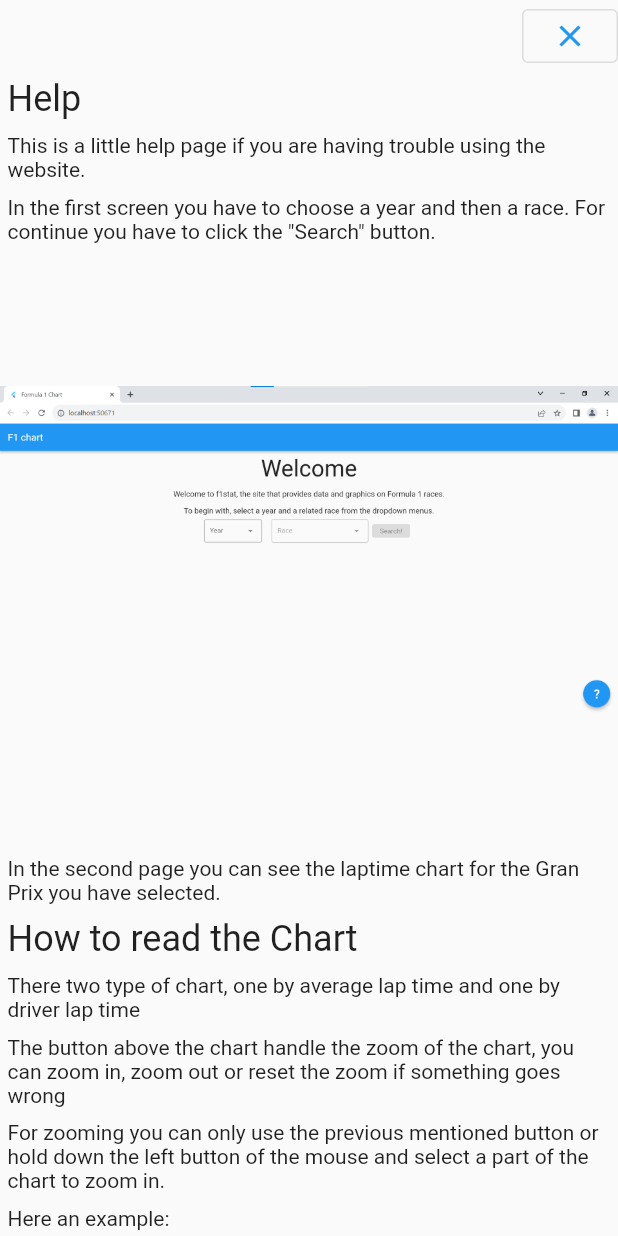
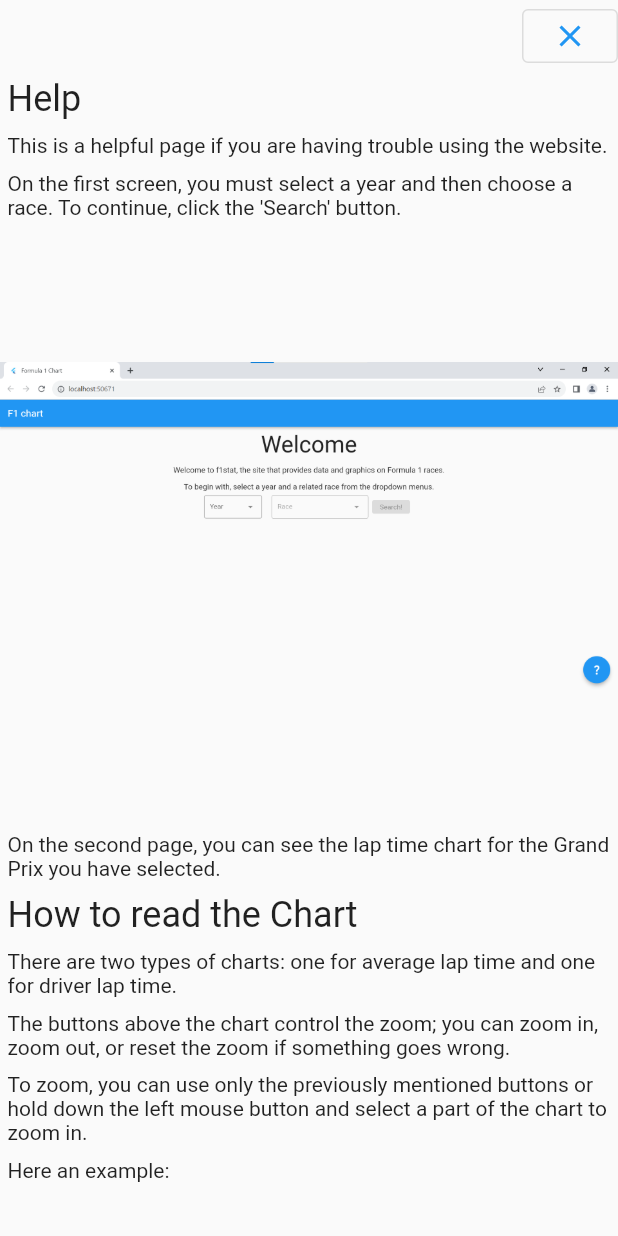
Before and after one commit to luca-bertero/formulacharts, a Flutter app: the TutorialScreen widget shown alone on an empty page, opened directly, on a phone screen of 412 x 824 dp. Run offline on Flutter 3.47's test engine with Material 3 defaults, Android fonts, the phone set to English and light mode, and no system bars; our stand-ins replace dio, flutter_riverpod, go_router, google_fonts, syncfusion_flutter_charts; missing offline and left inert: anchor_scroll_controller, injector.

Commit message:
fix text

```diff
--- a/lib/Router/Router.dart
+++ b/lib/Router/Router.dart
@@ -31,14 +31,14 @@ class Router{
                     ),
                     Padding(
                       padding: const EdgeInsets.all(8.0),
-                      child: Text("Welcome to f1stat, the site that provides data and graphics on Formula 1 races.",
+                      child: Text("Welcome to Formula Charts, the site that offers detailed data and graphics on Formula 1 races.",
                       style: GoogleFonts.roboto(
                         fontSize: 16 ),
                       ),
                     ),
                     Padding(
                       padding: const EdgeInsets.all(8.0),
-                      child: Text("To begin with, select a year and a related race from the dropdown menus.",
+                      child: Text("To get started, please select a year and a related race from the dropdown menus.",
                       style: GoogleFonts.roboto(
                         fontSize: 16 ),
                       ),
--- a/lib/View/Component/tutorial_screen.dart
+++ b/lib/View/Component/tutorial_screen.dart
@@ -23,23 +23,23 @@ class TutorialScreen extends StatelessWidget{
               fontSize: 24
             ),
           ),
-          const TextFormat("This is a little help page if you are having trouble using the website."),
-          const TextFormat("In the first screen you have to choose a year and then a race. For continue you have to click the \"Search\" button."),
+          const TextFormat("This is a helpful page if you are having trouble using the website."),
+          const TextFormat("On the first screen, you must select a year and then choose a race. To continue, click the 'Search' button."),
           const Image(
             alignment: Alignment.centerLeft,
             image: AssetImage("assets/images/homepage.png"),
             height: 400,
             width: 1000
             ),
-         const TextFormat("In the second page you can see the laptime chart for the Gran Prix you have selected."),
+         const TextFormat("On the second page, you can see the lap time chart for the Grand Prix you have selected."),
           TextFormat("How to read the Chart",
           style: GoogleFonts.roboto(
               fontSize: 24
             ),
           ),
-          const TextFormat("There two type of chart, one by average lap time and one by driver lap time"),
-          const TextFormat("The button above the chart handle the zoom of the chart, you can zoom in, zoom out or reset the zoom if something goes wrong"),
-          const TextFormat("For zooming you can only use the previous mentioned button or hold down the left button of the mouse and select a part of the chart to zoom in."),
+          const TextFormat("There are two types of charts: one for average lap time and one for driver lap time."),
+          const TextFormat("The buttons above the chart control the zoom; you can zoom in, zoom out, or reset the zoom if something goes wrong."),
+          const TextFormat("To zoom, you can use only the previously mentioned buttons or hold down the left mouse button and select a part of the chart to zoom in."),
           const TextFormat("Here an example:"),
 
           const Image(
@@ -55,11 +55,11 @@ class TutorialScreen extends StatelessWidget{
             ),
           ),
 
-          const TextFormat("This chart take as a reference a average lap time that can be adjusted with the blue slider on top of the chart."),
-          const TextFormat("Ex. If the average laptime is set to 1:30.000, the driver who made a 1:30.000 as a average laptime during the race, his chart line will stick near the 0 of the y axis"),
-          const TextFormat("If he will do some laptime slower than the average laptime, the chart line will go down, in the minus value of the y axis."),
-          const TextFormat("The opposite will happen if he will be quicker."),
-          const TextFormat("If you are interested in only some specific driver, you can deselect the one you are not interest in clicking on his name in the legend tab"),
+          const TextFormat("This chart uses an average lap time as a reference, which can be adjusted using the blue slider at the top of the chart."),
+          const TextFormat("For example, if the average lap time is set to 1:30.000, the driver whose average lap time during the race matches this will have his chart line hover near the 0 on the y-axis"),
+          const TextFormat(" If he records lap times slower than the average, the chart line will dip into negative values on the y-axis"),
+          const TextFormat("Conversely, if he is quicker, the line will rise above 0"),
+          const TextFormat(" If you are interested in only specific drivers, you can deselect the ones you are not interested in by clicking on their names in the legend tab."),
 
           const Image(
             alignment: Alignment.centerLeft,
@@ -73,11 +73,11 @@ class TutorialScreen extends StatelessWidget{
             ),
           ),
 
-          const TextFormat("This chart take as a reference the lap time of a selected driver, the default one is the winner of the race."),
-          const TextFormat("The principle is the same as the average lap time chart, but this time the refence if the laptime of a specific driver."),
-          const TextFormat("Ex. If a driver is slower in the first part of the race, the line of the chart will go down, but if he can close the gap and go faster in the second part, the line chart will go up"),
-          const TextFormat("The line of the selected driver is always black and always correspond to the 0 value of the y axis"),
-          const TextFormat("If you are interested in only some specific driver, you can deselect the one you are not interest in clicking on his name in the legend tab"),
+          const TextFormat("This chart references the lap time of a selected driver, with the default being the race winner."),
+          const TextFormat("The principle is similar to the average lap time chart, but this time the reference is the lap time of a specific driver."),
+          const TextFormat("For example, if a driver is slower in the first part of the race, the chart line will go down, but if he can close the gap and speed up in the second part, the line will rise."),
+          const TextFormat("The line of the selected driver is always black and corresponds to the 0 value on the y-axis."),
+          const TextFormat("If you are interested in only specific drivers, you can deselect the ones you are not interested in by clicking on their names in the legend tab."),
 
           const Image(
             alignment: Alignment.centerLeft,
@@ -85,8 +85,8 @@ class TutorialScreen extends StatelessWidget{
             height: 400,
             width: 1000
           ),
-          const TextFormat("In the last part of the page there are two column"),
-          const TextFormat("One rappresent the race result based on the race selected, and the other one is the championship standing updated at the moment of conclusion of the race selected"),
+          const TextFormat("In the last part of the page, there are two columns."),
+          const TextFormat("One represents the race results based on the selected race, and the other displays the championship standings updated at the moment the selected race concluded."),
           const Image(
             alignment: Alignment.centerLeft,
             image: AssetImage("assets/images/result.png"),
--- a/lib/View/homepage.dart
+++ b/lib/View/homepage.dart
@@ -53,7 +53,7 @@ class _MyHomePageState extends ConsumerState<MyHomePage> {
           padding: const EdgeInsets.all(8.0),
           child: ElevatedButton(
             onPressed: buttonActive ? () => context.goNamed('chart', pathParameters: {'year': '$yearChoosed', 'raceNumber': '$raceNameChoosed'}) : null,
-            child: const Text("Search!"),
+            child: const Text("Search"),
           ),
         )
       ],
--- a/lib/View/laptime_chart.dart
+++ b/lib/View/laptime_chart.dart
@@ -35,7 +35,7 @@ bool _isMediumScreen(BuildContext context) {
 
     return Scaffold(
       appBar: AppBar(
-        title: const Text('F1 chart'),
+        title: const Text('Formula Charts'),
       ),
       body: _isMediumScreen(context)
         ? largeScreenWidget(roundName, tabBarTheme) : smallScreenWidget(roundName, tabBarTheme),
@@ -79,8 +79,7 @@ bool _isMediumScreen(BuildContext context) {
               NavigationRailDestination(icon: Icon(Icons.flag,), label: Text("Race\nResults")),
               NavigationRailDestination(icon: Icon(Icons.emoji_events), label: Text("Championship\nStanding")),
             ],
-                leading:
-                  IconButton(
+          leading: IconButton(
             onPressed: () => context.goNamed("home"),
             icon: const Icon(Icons.home),
           ),
@@ -95,9 +94,7 @@ bool _isMediumScreen(BuildContext context) {
                 padding: const EdgeInsets.all(8.0),
                 child: Text(
                   roundName.value ?? "Race",
-                        style: GoogleFonts.roboto(
-                          fontSize: 38
-                        ),
+                  style: GoogleFonts.roboto(fontSize: 38),
                 ),
               ),
               Padding(
@@ -145,9 +142,7 @@ bool _isMediumScreen(BuildContext context) {
                           children: [
                             Text(
                               "Race Results",
-                                style: GoogleFonts.roboto(
-                                  fontSize: 24
-                                ),
+                              style: GoogleFonts.roboto(fontSize: 24),
                               overflow: TextOverflow.ellipsis,
                             ),
                             Expanded(child: RaceResultView(year: widget.year, raceNumber: widget.raceNumber)),
@@ -167,9 +162,7 @@ bool _isMediumScreen(BuildContext context) {
                           children: [
                             Text(
                               "Championship Standing",
-                                style: GoogleFonts.roboto(
-                                  fontSize: 24
-                                ),
+                              style: GoogleFonts.roboto(fontSize: 24),
                               overflow: TextOverflow.ellipsis,
                             ),
                             Expanded(child: ChampionshipStanding(year: widget.year, round: widget.raceNumber)),
@@ -247,9 +240,7 @@ bool _isMediumScreen(BuildContext context) {
                             padding: const EdgeInsets.all(8.0),
                             child: Text(
                               "Race Results",
-                              style: GoogleFonts.roboto(
-                                fontSize: 24
-                              ),
+                              style: GoogleFonts.roboto(fontSize: 24),
                               overflow: TextOverflow.ellipsis,
                             ),
                           ),
@@ -270,9 +261,7 @@ bool _isMediumScreen(BuildContext context) {
                             padding: const EdgeInsets.all(8.0),
                             child: Text(
                               "Championship Standing",
-                              style: GoogleFonts.roboto(
-                                fontSize: 24
-                              ),
+                              style: GoogleFonts.roboto(fontSize: 24),
                               overflow: TextOverflow.ellipsis,
                             ),
                           ),
@@ -288,6 +277,5 @@ bool _isMediumScreen(BuildContext context) {
         ),
       ]
     );
-
   }
 }
--- a/lib/View/view_base.dart
+++ b/lib/View/view_base.dart
@@ -14,7 +14,7 @@ class _ViewBaseState extends State<ViewBase> {
   Widget build(BuildContext context) {
     return Scaffold(
       appBar: AppBar(
-        title: const Text('F1 chart'),
+        title: const Text('Formula Charts'),
       ),
       body: widget.child,
       floatingActionButton: getHelpFloatingActionButton(context),
--- a/lib/main.dart
+++ b/lib/main.dart
@@ -36,7 +36,7 @@ class MyApp extends StatelessWidget {
   @override
   Widget build(BuildContext context) {
     return MaterialApp.router(
-      title: 'Formula 1 Chart',
+      title: 'Formula Chart',
       debugShowCheckedModeBanner: false,
       theme: ThemeData(
         useMaterial3: false,
```
Lines whose indentation alone changed are shown as unchanged.
